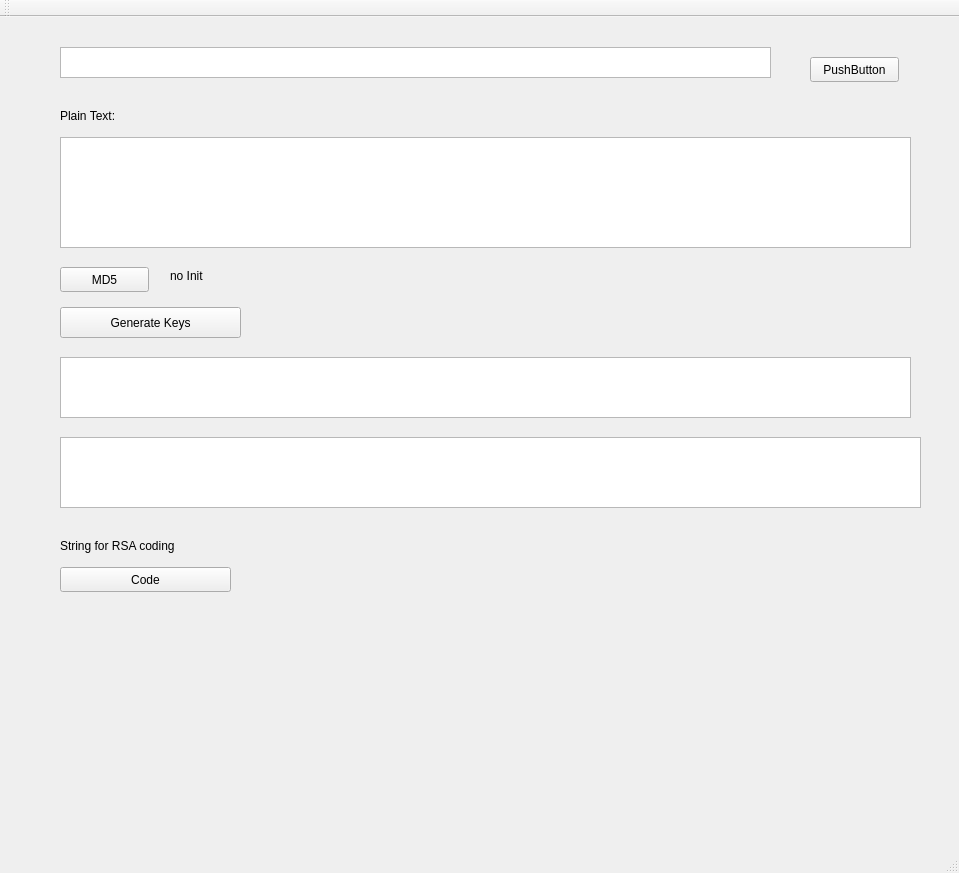
Qt form open-ssl/my-crypto/mainwindow.ui (areshta/cpp-edu) before a commit.
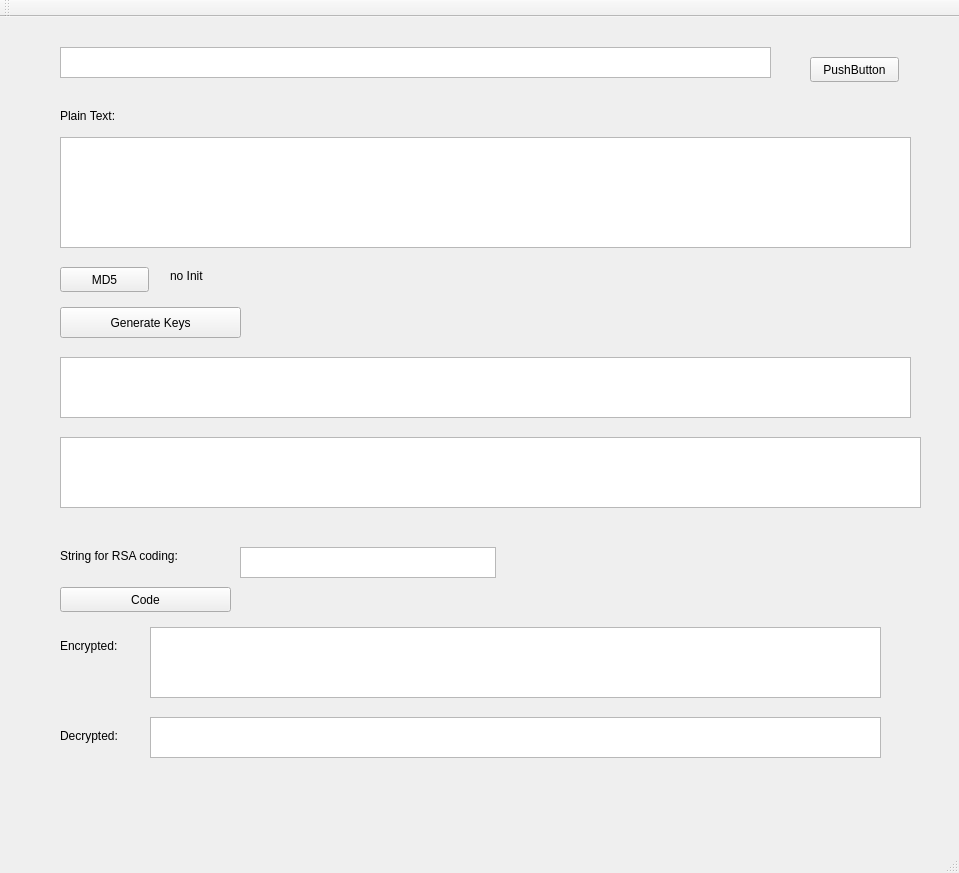
The same form after that commit.

Commit message: coding-decoding RSA

```diff
--- a/open-ssl/my-crypto/mainwindow.ui
+++ b/open-ssl/my-crypto/mainwindow.ui
@@ -131,7 +131,7 @@
     <property name="geometry">
      <rect>
       <x>60</x>
-      <y>550</y>
+      <y>570</y>
       <width>171</width>
       <height>25</height>
      </rect>
@@ -144,13 +144,69 @@
     <property name="geometry">
      <rect>
       <x>60</x>
-      <y>520</y>
+      <y>530</y>
       <width>171</width>
       <height>17</height>
      </rect>
     </property>
     <property name="text">
-     <string>String for RSA coding</string>
+     <string>String for RSA coding:</string>
+    </property>
+   </widget>
+   <widget class="QTextBrowser" name="textBrowser_forEncrypting">
+    <property name="geometry">
+     <rect>
+      <x>240</x>
+      <y>530</y>
+      <width>256</width>
+      <height>31</height>
+     </rect>
+    </property>
+   </widget>
+   <widget class="QLabel" name="label_2">
+    <property name="geometry">
+     <rect>
+      <x>60</x>
+      <y>620</y>
+      <width>91</width>
+      <height>17</height>
+     </rect>
+    </property>
+    <property name="text">
+     <string>Encrypted:</string>
+    </property>
+   </widget>
+   <widget class="QTextBrowser" name="textBrowser_Encrypted">
+    <property name="geometry">
+     <rect>
+      <x>150</x>
+      <y>610</y>
+      <width>731</width>
+      <height>71</height>
+     </rect>
+    </property>
+   </widget>
+   <widget class="QLabel" name="label_3">
+    <property name="geometry">
+     <rect>
+      <x>60</x>
+      <y>710</y>
+      <width>81</width>
+      <height>17</height>
+     </rect>
+    </property>
+    <property name="text">
+     <string>Decrypted:</string>
+    </property>
+   </widget>
+   <widget class="QTextBrowser" name="textBrowser_Decrypted">
+    <property name="geometry">
+     <rect>
+      <x>150</x>
+      <y>700</y>
+      <width>731</width>
+      <height>41</height>
+     </rect>
     </property>
    </widget>
   </widget>
```
The commit also changes 2 other files.
